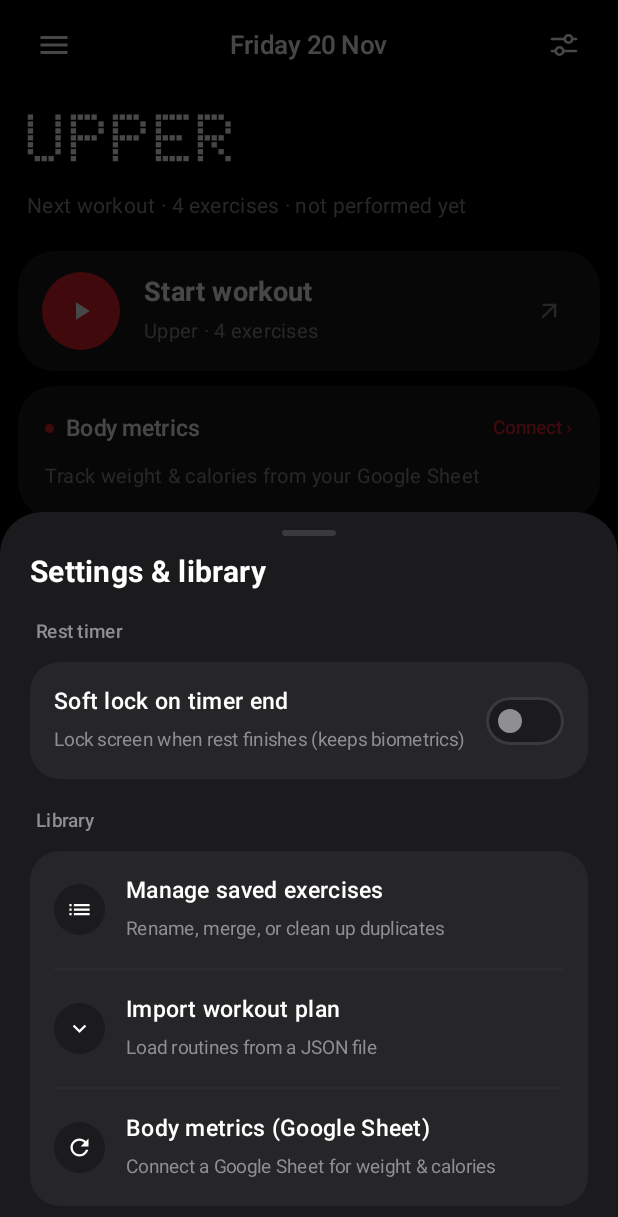
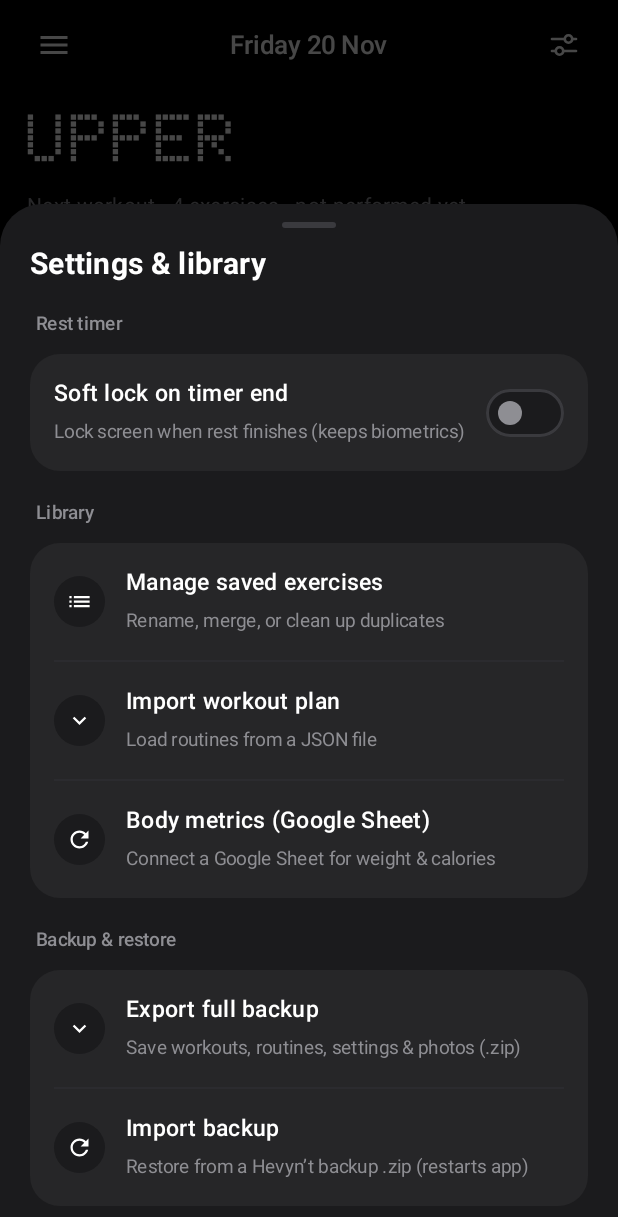
Before and after one commit to yisky-balls/Hevyn-t, an Android app built with Jetpack Compose: the screen it shows after launch (MainActivity), after a tap on "Settings", on a phone screen of 412 x 824 dp. Shown: the top 1217 px of the screen. Run offline under Robolectric (Android 15) with nearby library versions, the phone set to English and light mode, and no system bars; our stand-ins replace Room's generated code; libraries missing offline, so code that uses them is left out: com.nothing.ketchum; pictures from the network do not load; 6 statements that could not run were skipped.

Commit message:
Release v2.0.1: in-app full backup & restore (.zip)

```diff
--- a/app/build.gradle.kts
+++ b/app/build.gradle.kts
@@ -35,8 +35,8 @@ android {
         applicationId = "com.yifeng.commandcenter"
         minSdk = 26
         targetSdk = 36
-        versionCode = 9
-        versionName = "2.0.0"
+        versionCode = 10
+        versionName = "2.0.1"
 
         testInstrumentationRunner = "androidx.test.runner.AndroidJUnitRunner"
     }
--- a/app/src/main/java/com/yifeng/commandcenter/ui/FitnessApp.kt
+++ b/app/src/main/java/com/yifeng/commandcenter/ui/FitnessApp.kt
@@ -1,8 +1,13 @@
 package com.yifeng.commandcenter.ui
 
 import android.Manifest
+import android.content.Intent
 import android.content.pm.PackageManager
 import android.os.Build
+import java.text.SimpleDateFormat
+import java.util.Date
+import java.util.Locale
+import kotlin.system.exitProcess
 import androidx.activity.compose.rememberLauncherForActivityResult
 import androidx.activity.result.contract.ActivityResultContracts
 import androidx.compose.foundation.background
@@ -96,6 +101,16 @@ fun FitnessApp(viewModel: HevyntAppViewModel) {
     ) { uri ->
         uri?.let { viewModel.loadWorkoutPlanFromUri(it) }
     }
+    val exportBackupLauncher = rememberLauncherForActivityResult(
+        ActivityResultContracts.CreateDocument("application/zip"),
+    ) { uri ->
+        uri?.let { viewModel.exportFullBackup(it) }
+    }
+    val importBackupLauncher = rememberLauncherForActivityResult(
+        ActivityResultContracts.OpenDocument(),
+    ) { uri ->
+        uri?.let { viewModel.importFullBackup(it) }
+    }
     LaunchedEffect(viewModel) {
         viewModel.effects.collectLatest { effect ->
             when (effect) {
@@ -103,6 +118,13 @@ fun FitnessApp(viewModel: HevyntAppViewModel) {
                     if (Build.VERSION.SDK_INT >= Build.VERSION_CODES.TIRAMISU) {
                         notificationPermissionLauncher.launch(Manifest.permission.POST_NOTIFICATIONS)
                     }
+                }
+                HevyntAppEffect.RestartAfterBackupRestore -> {
+                    val launchIntent = context.packageManager.getLaunchIntentForPackage(context.packageName)
+                    if (launchIntent?.component != null) {
+                        context.startActivity(Intent.makeRestartActivityTask(launchIntent.component))
+                    }
+                    exitProcess(0)
                 }
             }
         }
@@ -138,6 +160,14 @@ fun FitnessApp(viewModel: HevyntAppViewModel) {
             title = "Something went wrong",
             message = message,
             onDismiss = viewModel::dismissError,
+        )
+    }
+
+    state.backupStatusMessage?.let { message ->
+        HevyntInfoDialog(
+            title = "Backup complete",
+            message = message,
+            onDismiss = viewModel::dismissBackupStatus,
         )
     }
 
@@ -427,6 +457,15 @@ fun FitnessApp(viewModel: HevyntAppViewModel) {
                 val onImportPlan = remember(openDocumentLauncher) {
                     { openDocumentLauncher.launch(arrayOf("application/json", "text/*")) }
                 }
+                val onExportBackup = remember(exportBackupLauncher) {
+                    {
+                        val date = SimpleDateFormat("yyyy-MM-dd", Locale.US).format(Date())
+                        exportBackupLauncher.launch("hevynt-backup-$date.zip")
+                    }
+                }
+                val onImportBackup = remember(importBackupLauncher) {
+                    { importBackupLauncher.launch(arrayOf("application/zip", "application/octet-stream", "*/*")) }
+                }
                 val onRefreshProgramSheet = remember(viewModel) {
                     { viewModel.refreshProgramSheet(force = true) }
                 }
@@ -477,6 +516,8 @@ fun FitnessApp(viewModel: HevyntAppViewModel) {
                                 onToggleGlyphPulse = viewModel::setGlyphPulseEnabled,
                                 onToggleSoftLock = viewModel::setSoftLockEnabled,
                                 onOpenSoftLockSettings = viewModel::openSoftLockAccessibilitySettings,
+                                onExportBackup = onExportBackup,
+                                onImportBackup = onImportBackup,
                             )
 
                             AppPage.Workout -> WorkoutProgramsScreen(
@@ -563,7 +604,7 @@ fun FitnessApp(viewModel: HevyntAppViewModel) {
                 }
             }
 
-            if (state.isWorkoutSaving) {
+            if (state.isWorkoutSaving || state.isBackupBusy) {
                 Box(
                     modifier = Modifier
                         .fillMaxSize()
@@ -586,7 +627,7 @@ fun FitnessApp(viewModel: HevyntAppViewModel) {
                             )
                             Spacer(Modifier.height(16.dp))
                             Text(
-                                text = "Saving workout…",
+                                text = if (state.isBackupBusy) "Processing backup…" else "Saving workout…",
                                 fontSize = 15.sp,
                                 fontWeight = FontWeight.SemiBold,
                                 color = HevyntTextPrimary,
--- a/app/src/main/java/com/yifeng/commandcenter/ui/HevyntAppUiState.kt
+++ b/app/src/main/java/com/yifeng/commandcenter/ui/HevyntAppUiState.kt
@@ -30,6 +30,7 @@ enum class FinishPrompt { Unfinished, Empty }
 
 sealed interface HevyntAppEffect {
     data object RequestNotificationPermission : HevyntAppEffect
+    data object RestartAfterBackupRestore : HevyntAppEffect
 }
 
 data class HevyntAppUiState(
@@ -79,6 +80,8 @@ data class HevyntAppUiState(
     val showExerciseProgressPicker: Boolean = false,
     val programSheet: ProgramSheetState = ProgramSheetState(),
     val showProgramSheetConfigDialog: Boolean = false,
+    val isBackupBusy: Boolean = false,
+    val backupStatusMessage: String? = null,
 ) {
     val routines: List<RoutineSummary> get() = routineFolders.flatMap(RoutineFolderSummary::routines)
 }
--- a/app/src/main/java/com/yifeng/commandcenter/ui/HomeScreen.kt
+++ b/app/src/main/java/com/yifeng/commandcenter/ui/HomeScreen.kt
@@ -115,6 +115,8 @@ fun HomeScreen(
     onToggleGlyphPulse: (Boolean) -> Unit = {},
     onToggleSoftLock: (Boolean) -> Unit = {},
     onOpenSoftLockSettings: () -> Unit = {},
+    onExportBackup: () -> Unit = {},
+    onImportBackup: () -> Unit = {},
 ) {
     val routine = likelyNext?.routine
         ?: routines.firstOrNull { it.exerciseCount > 0 }
@@ -170,6 +172,14 @@ fun HomeScreen(
             onConfigureBodyMetrics = {
                 showSettingsDialog = false
                 onConfigureBodyMetrics()
+            },
+            onExportBackup = {
+                showSettingsDialog = false
+                onExportBackup()
+            },
+            onImportBackup = {
+                showSettingsDialog = false
+                onImportBackup()
             },
             onDismiss = { showSettingsDialog = false },
         )
@@ -864,6 +874,8 @@ private fun HomeSettingsDialog(
     onManageSavedExercises: () -> Unit,
     isBodyMetricsConfigured: Boolean,
     onConfigureBodyMetrics: () -> Unit,
+    onExportBackup: () -> Unit,
+    onImportBackup: () -> Unit,
     onDismiss: () -> Unit,
 ) {
     HevyntSheet(
@@ -993,6 +1005,34 @@ private fun HomeSettingsDialog(
                 onClick = onConfigureBodyMetrics,
             )
         }
+
+        Spacer(Modifier.height(16.dp))
+
+        Text(
+            text = "Backup & restore",
+            color = HevyntTextSecondary,
+            fontSize = 12.5.sp,
+            fontWeight = FontWeight.Medium,
+            modifier = Modifier.padding(start = 4.dp, bottom = 8.dp),
+        )
+        HevyntSheetSection {
+            HevyntSheetRow(
+                label = "Export full backup",
+                subtitle = "Save workouts, routines, settings & photos (.zip)",
+                icon = Icons.Outlined.KeyboardArrowDown,
+                onClick = onExportBackup,
+            )
+            HevyntDottedRule(
+                modifier = Modifier.padding(horizontal = 16.dp),
+                color = HevyntOutline.copy(alpha = 0.7f),
+            )
+            HevyntSheetRow(
+                label = "Import backup",
+                subtitle = "Restore from a Hevyn’t backup .zip (restarts app)",
+                icon = Icons.Outlined.Refresh,
+                onClick = onImportBackup,
+            )
+        }
     }
 }
 
```
Also changed, not shown: app/src/main/java/com/yifeng/commandcenter/data/AppBackupManager.kt (added, +141 -0 lines), app/src/main/java/com/yifeng/commandcenter/ui/HevyntAppViewModel.kt (+42 -0 lines), 1 other file.
